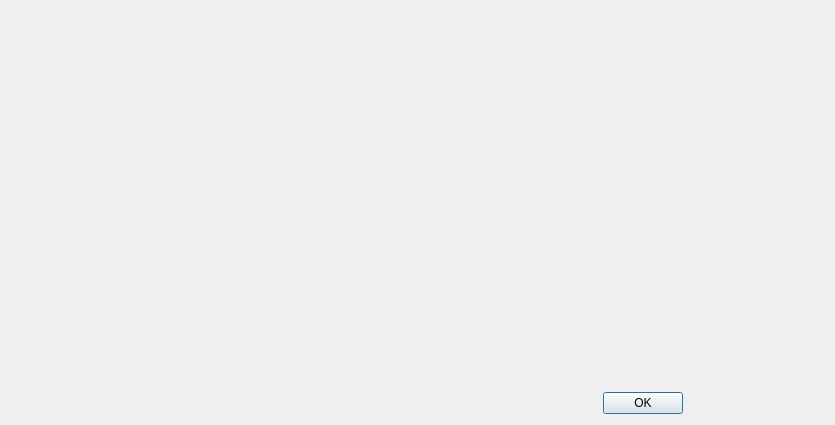
Before: the Qt Designer form dialogdiehexviewer.ui in horsicq/die_widget, drawn with Qt 5.
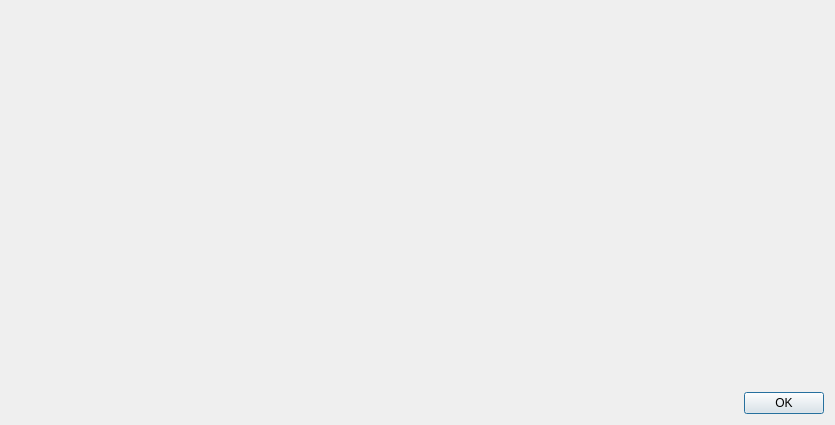
After: the same form once the commit is applied.

Diff of the .ui file:
```diff
--- a/dialogdiehexviewer.ui
+++ b/dialogdiehexviewer.ui
@@ -13,15 +13,21 @@
   <property name="windowTitle">
    <string>Scripts</string>
   </property>
-  <widget class="QWidget" name="">
-   <property name="geometry">
-    <rect>
-     <x>560</x>
-     <y>390</y>
-     <width>123</width>
-     <height>26</height>
-    </rect>
-   </property>
+  <layout class="QVBoxLayout" name="verticalLayout">
+   <item>
+    <spacer name="verticalSpacer">
+     <property name="orientation">
+      <enum>Qt::Vertical</enum>
+     </property>
+     <property name="sizeHint" stdset="0">
+      <size>
+       <width>20</width>
+       <height>371</height>
+      </size>
+     </property>
+    </spacer>
+   </item>
+   <item>
    <layout class="QHBoxLayout" name="horizontalLayout">
     <item>
      <spacer name="horizontalSpacer">
@@ -44,7 +50,8 @@
      </widget>
     </item>
    </layout>
-  </widget>
+   </item>
+  </layout>
  </widget>
  <resources/>
  <connections/>
```
Lines whose indentation alone changed are shown as unchanged.
